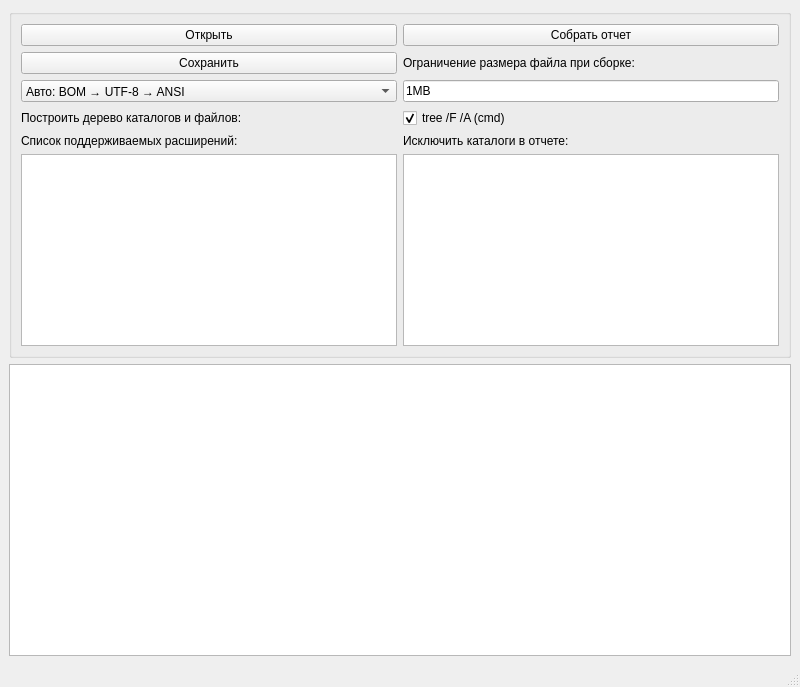
Qt form mainwindow.ui (Sechih/ContextMaker) before a commit.
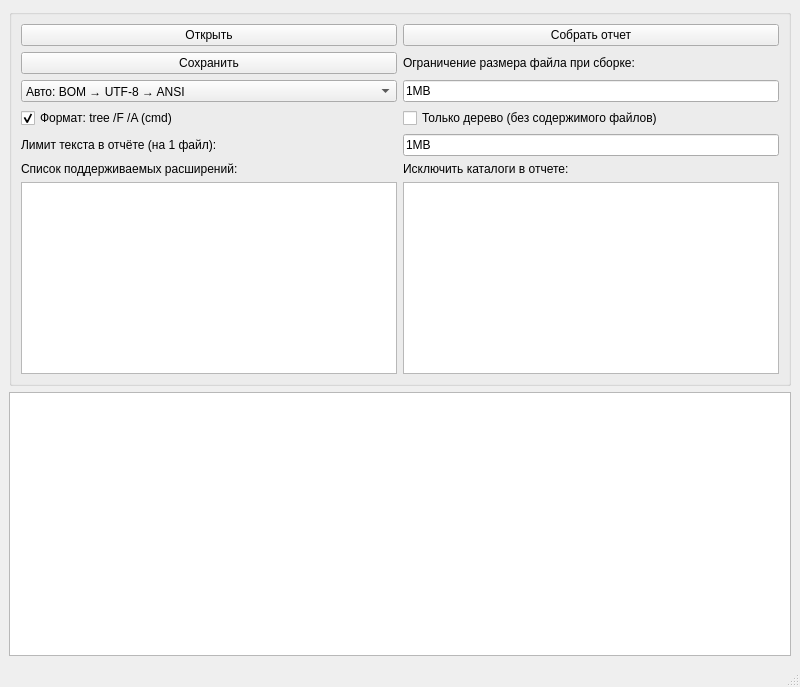
The same form after that commit.

Patch:
```diff
--- a/mainwindow.ui
+++ b/mainwindow.ui
@@ -37,7 +37,27 @@
          </property>
         </widget>
        </item>
+       <item row="4" column="0">
+        <widget class="QCheckBox" name="cbUseCmdTree">
+         <property name="toolTip">
+          <string>Если включено (Windows), дерево будет строиться командой tree /F /A через cmd</string>
+         </property>
+         <property name="text">
+          <string>Формат: tree /F /A (cmd)</string>
+         </property>
+         <property name="checked">
+          <bool>true</bool>
+         </property>
+        </widget>
+       </item>
        <item row="4" column="2">
+        <widget class="QCheckBox" name="cbTreeOnly">
+         <property name="text">
+          <string>Только дерево (без содержимого файлов)</string>
+         </property>
+        </widget>
+       </item>
+       <item row="6" column="2">
         <widget class="QLabel" name="label_2">
          <property name="text">
           <string>Исключить каталоги в отчете:</string>
@@ -57,22 +77,9 @@
          </property>
         </widget>
        </item>
-       <item row="5" column="0">
+       <item row="7" column="0">
         <widget class="QPlainTextEdit" name="pteIncludeExt"/>
        </item>
-       <item row="3" column="2">
-        <widget class="QCheckBox" name="cbUseCmdTree">
-         <property name="toolTip">
-          <string>Если включено (Windows), дерево будет строиться командой tree /F /A через cmd</string>
-         </property>
-         <property name="text">
-          <string>tree /F /A (cmd)</string>
-         </property>
-         <property name="checked">
-          <bool>true</bool>
-         </property>
-        </widget>
-       </item>
        <item row="0" column="0">
         <widget class="QPushButton" name="pbOpen">
          <property name="text">
@@ -111,20 +118,27 @@
          </property>
         </widget>
        </item>
-       <item row="5" column="2">
+       <item row="7" column="2">
         <widget class="QPlainTextEdit" name="pteExcludeDir"/>
        </item>
-       <item row="4" column="0">
+       <item row="6" column="0">
         <widget class="QLabel" name="label">
          <property name="text">
           <string>Список поддерживаемых расширений:</string>
          </property>
         </widget>
        </item>
-       <item row="3" column="0">
+       <item row="5" column="0">
         <widget class="QLabel" name="label_4">
          <property name="text">
-          <string>Построить дерево каталогов и файлов:</string>
+          <string>Лимит текста в отчёте (на 1 файл):</string>
+         </property>
+        </widget>
+       </item>
+       <item row="5" column="2">
+        <widget class="QLineEdit" name="leMaxOutChars">
+         <property name="text">
+          <string>1MB</string>
          </property>
         </widget>
        </item>
```
